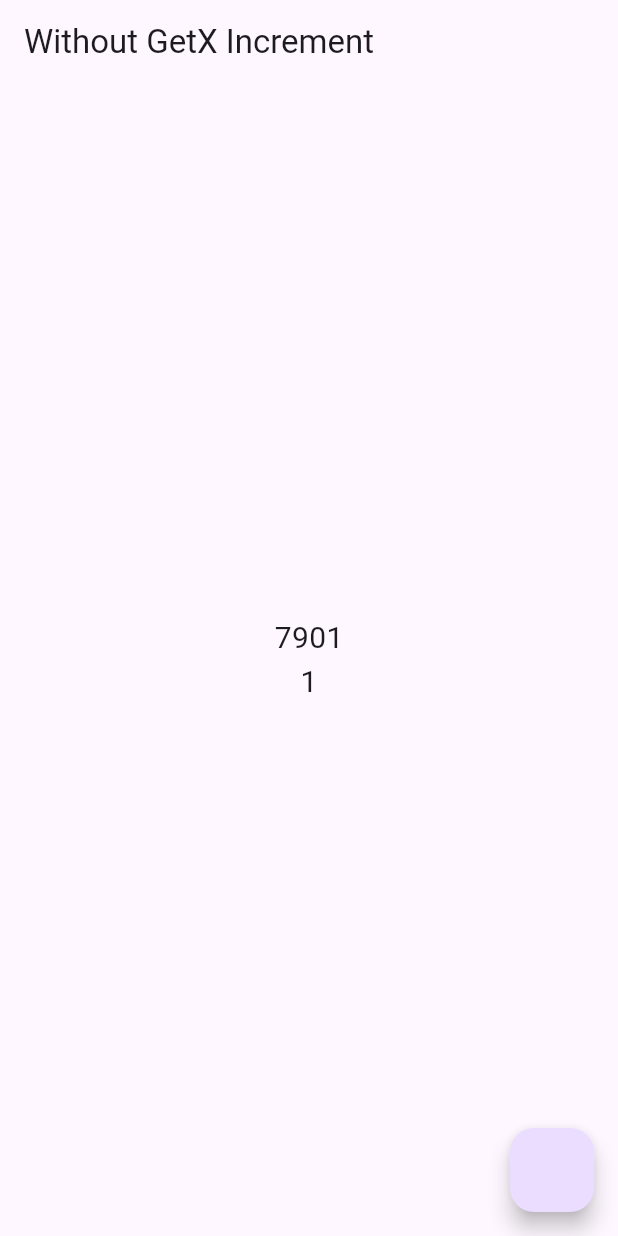
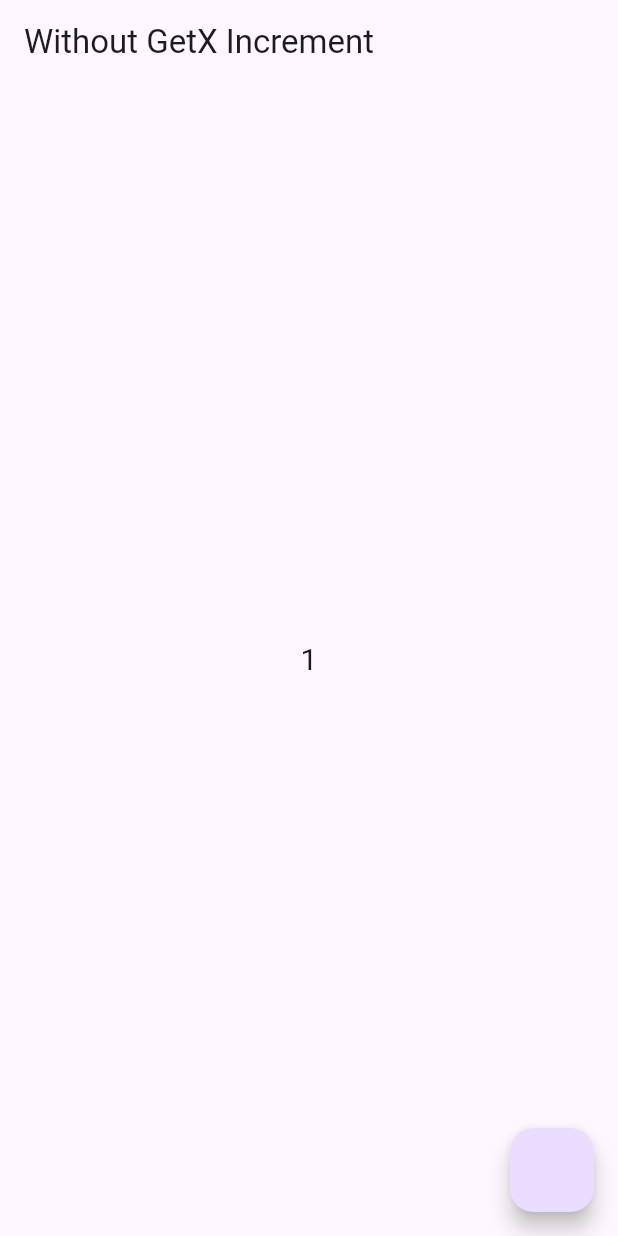
Before and after one commit to Avinash174/GETX-Practice, a Flutter app: the screen it shows after launch, on a phone screen of 412 x 824 dp. Run offline on Flutter 3.47's test engine with Material 3 defaults, Android fonts, the phone set to English and light mode, and no system bars; our stand-ins replace get.

Commit message:
new changes done

```diff
--- /dev/null
+++ b/lib/getx/counter_controller.dart
@@ -0,0 +1,14 @@
+import 'dart:async';
+import 'dart:developer';
+
+import 'package:get/get.dart';
+
+class CounterController extends GetxController {
+  RxInt counter = 1.obs;
+  RxInt timer = 1.obs;
+
+  increment() {
+    counter.value++;
+    log('$counter.value');
+  }
+}
--- a/lib/getx/without_getx.dart
+++ b/lib/getx/without_getx.dart
@@ -2,6 +2,8 @@ import 'dart:async';
 import 'dart:developer';
 
 import 'package:flutter/material.dart';
+import 'package:get/get.dart';
+import 'package:getx_practice/getx/counter_controller.dart';
 
 class WithoutGetx extends StatefulWidget {
   const WithoutGetx({super.key});
@@ -14,18 +16,16 @@ class _WithoutGetxState extends State<WithoutGetx> {
   int a = 1;
   int x = 1;
 
+  final CounterController controller1 = Get.put(CounterController());
+
   @override
   void initState() {
     super.initState();
-    Timer.periodic(const Duration(milliseconds: 1), (timer) {
-      x++;
-      setState(() {});
-    });
   }
 
   @override
   Widget build(BuildContext context) {
-    log('Build Rebuild From Here');
+    log('Rebuild From Here');
     return Scaffold(
       appBar: AppBar(
         title: const Text(
@@ -33,28 +33,19 @@ class _WithoutGetxState extends State<WithoutGetx> {
         ),
       ),
       body: Center(
-        child: Column(
-          mainAxisAlignment: MainAxisAlignment.center,
-          children: [
-            Text(
-              x.toString(),
-              style: const TextStyle(
-                fontSize: 20,
-              ),
+        child: Obx(() {
+          log('This Widget Get Only Rebuild');
+          return Text(
+            '${controller1.counter}',
+            style: const TextStyle(
+              fontSize: 20,
             ),
-            Text(
-              a.toString(),
-              style: const TextStyle(
-                fontSize: 20,
-              ),
-            ),
-          ],
-        ),
+          );
+        }),
       ),
       floatingActionButton: FloatingActionButton(
         onPressed: () {
-          a++;
-          setState(() {});
+          controller1.increment();
         },
       ),
     );
```
